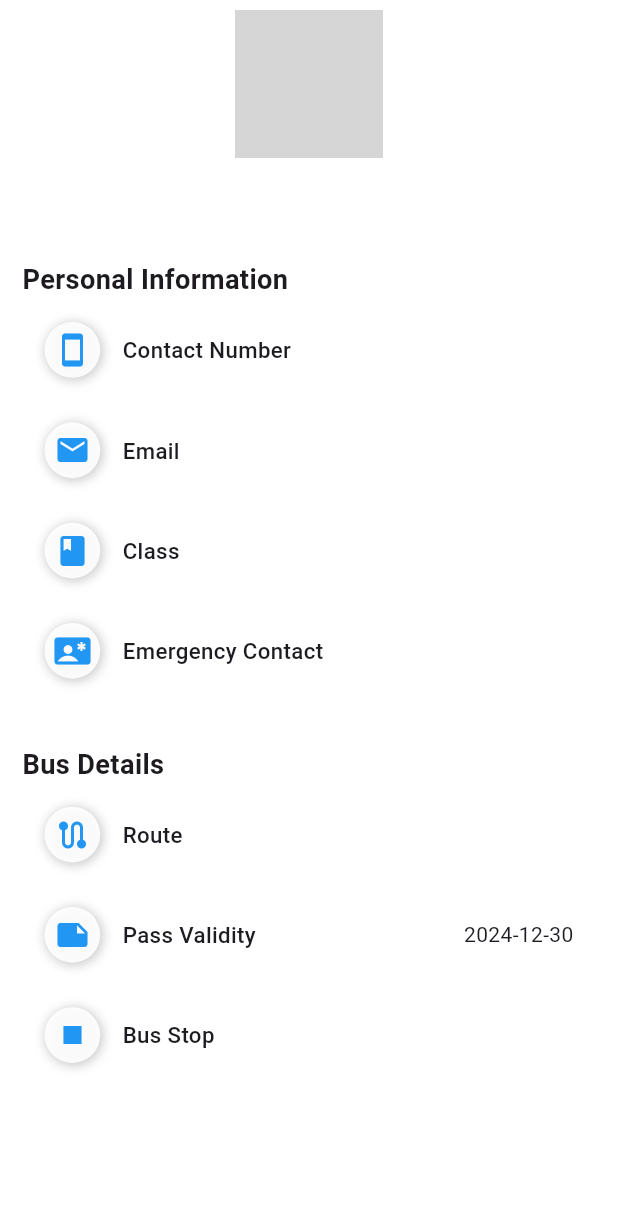
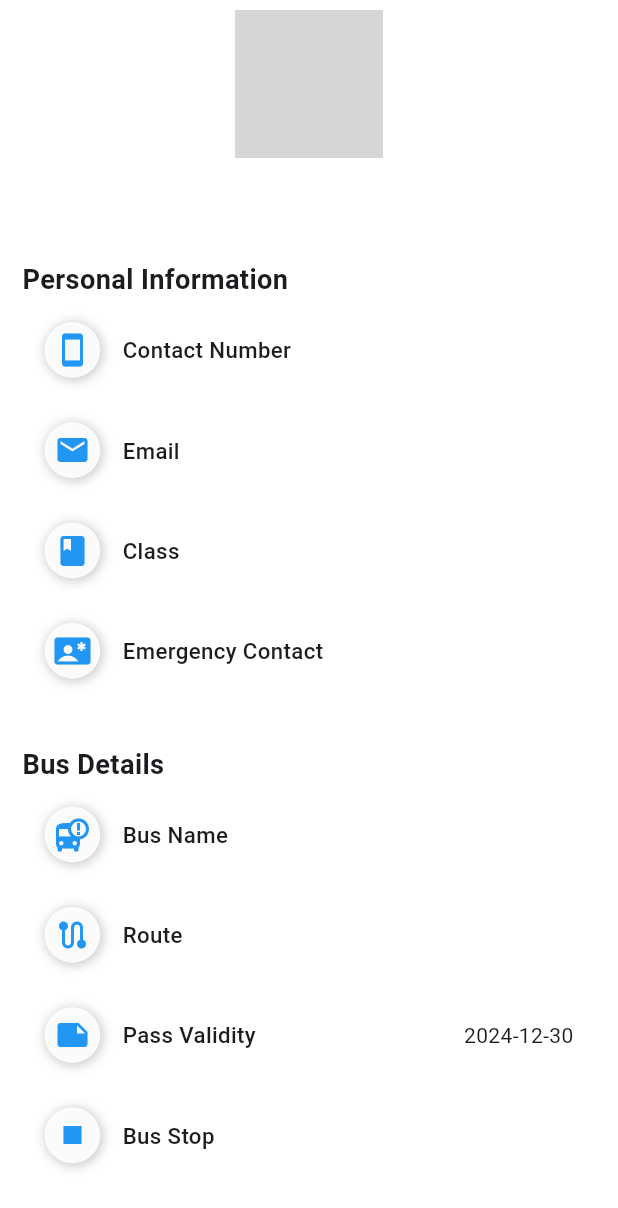
Before and after one commit to softcrowd038/college_bus_project, a Flutter app: the ProfilePage screen opened directly, on a phone screen of 412 x 824 dp. Shown: the top 1208 px of the screen. Run offline on Flutter 3.47's test engine with Material 3 defaults, Android fonts, the phone set to English and light mode, and no system bars; our stand-ins replace circle_nav_bar, connectivity_plus, geocoding, geolocator, google_maps_flutter, permission_handler and 2 more; missing offline and left inert: mobile_scanner, telephony; accounts and stored records are empty; network calls fail; project files that could hold a hidden picture were left out; grey boxes are pictures that could not be loaded.

Commit message:
last commit

```diff
--- /dev/null
+++ b/lib/Buslocationtracker/Model/location_model.dart
@@ -0,0 +1,37 @@
+import 'dart:convert';
+
+List<LocationModel> locationModelFromJson(String str) => List<LocationModel>.from(json.decode(str).map((x) => LocationModel.fromJson(x)));
+
+String locationModelToJson(List<LocationModel> data) => json.encode(List<dynamic>.from(data.map((x) => x.toJson())));
+
+class LocationModel {
+    final int id;
+    final String lattitude;
+    final String longitude;
+    final String location;
+    final int busId;
+
+    LocationModel({
+        required this.id,
+        required this.lattitude,
+        required this.longitude,
+        required this.location,
+        required this.busId,
+    });
+
+    factory LocationModel.fromJson(Map<String, dynamic> json) => LocationModel(
+        id: json["id"],
+        lattitude: json["lattitude"],
+        longitude: json["longitude"],
+        location: json["location"],
+        busId: json["bus_id"],
+    );
+
+    Map<String, dynamic> toJson() => {
+        "id": id,
+        "lattitude": lattitude,
+        "longitude": longitude,
+        "location": location,
+        "bus_id": busId,
+    };
+}
--- /dev/null
+++ b/lib/Buslocationtracker/provider/location_provider.dart
@@ -0,0 +1,35 @@
+import 'dart:convert';
+import 'package:college_bus_project/Buslocationtracker/Model/location_model.dart';
+import 'package:college_bus_project/data/api_data.dart';
+import 'package:flutter/material.dart';
+import 'package:http/http.dart' as http;
+
+class LocationAPIProvider with ChangeNotifier {
+  final bool _isLoading = false;
+  String? _message;
+  List<LocationModel> locations = [];
+
+  bool get isLoading => _isLoading;
+  String? get message => _message;
+
+  Future<void> fetchLatLongIds() async {
+    try {
+      final response = await http.get(
+        Uri.parse('$baseUrl/lat-long'),
+      );
+
+      if (response.statusCode == 200) {
+        final List<dynamic> responseData = jsonDecode(response.body);
+
+        locations =
+            responseData.map((item) => LocationModel.fromJson(item)).toList();
+
+        notifyListeners();
+      } else {
+        print('Failed to fetch lat-long data: ${response.body}');
+      }
+    } catch (error) {
+      print('Error occurred while fetching lat-long data: $error');
+    }
+  }
+}
--- a/lib/Emergency/Models/profile_model.dart
+++ b/lib/Emergency/Models/profile_model.dart
@@ -19,6 +19,7 @@ class StudentProfile {
   final String busRoute;
   final String busStop;
   final int busId;
+  final String busName;
   final int routeId;
   final String profileImage;
   final DateTime passValidity;
@@ -36,6 +37,7 @@ class StudentProfile {
     required this.busRoute,
     required this.busStop,
     required this.busId,
+    required this.busName,
     required this.routeId,
     required this.profileImage,
     required this.passValidity,
@@ -54,6 +56,7 @@ class StudentProfile {
         busRoute: json["bus_route"],
         busStop: json["bus_stop"],
         busId: json["bus_id"],
+        busName: json["bus_name"],
         routeId: json["route_id"],
         profileImage: json["profile_image"],
         passValidity: DateTime.parse(json["pass_validity"]),
@@ -72,6 +75,7 @@ class StudentProfile {
         "bus_route": busRoute,
         "bus_stop": busStop,
         "bus_id": busId,
+        "bus_name": busName,
         "route_id": routeId,
         "profile_image": profileImage,
         "pass_validity":
--- a/lib/Emergency/Profile/profile_page.dart
+++ b/lib/Emergency/Profile/profile_page.dart
@@ -143,10 +143,10 @@ class _ProfilePage extends State<ProfilePage> {
                                       0.022),
                             ),
                           ),
-                          // PersonalInfoRow(
-                          //     icon: Icons.bus_alert,
-                          //     title: 'Bus Id',
-                          //     value: studentProfile?.busId.toString() ?? 'N/A'),
+                          PersonalInfoRow(
+                              icon: Icons.bus_alert,
+                              title: 'Bus Name',
+                              value: studentProfile?.busName ?? 'N/A'),
                           PersonalInfoRow(
                               icon: Icons.route,
                               title: 'Route',
--- a/lib/Navigation/page_navigation.dart
+++ b/lib/Navigation/page_navigation.dart
@@ -1,5 +1,6 @@
 // ignore_for_file: use_build_context_synchronously, avoid_print
 
+import 'package:college_bus_project/Buslocationtracker/Pages/live_location.dart';
 import 'package:college_bus_project/Emergency/Models/profile_model.dart';
 import 'package:college_bus_project/Emergency/Pages/emergency_screen.dart';
 import 'package:college_bus_project/Emergency/Profile/profile_page.dart';
@@ -32,6 +33,7 @@ class HomePageState extends State<HomePage> {
   final List<Widget> _widgetOptions = <Widget>[
     const MainPage(),
     const ScannerPage(),
+    const LiveLocationTracker(),
     const ProfilePage(),
   ];
 
@@ -211,16 +213,18 @@ class HomePageState extends State<HomePage> {
       bottomNavigationBar: CircleNavBar(
         activeIndex: _selectedIndex,
         onTap: _onItemTapped,
-        circleColor: Colors.blue, // Active circle color
+        circleColor: Colors.blue,
         activeIcons: const [
           Icon(Icons.home, color: Colors.white),
           Icon(Icons.qr_code_scanner, color: Colors.white),
+          Icon(Icons.place, color: Colors.white),
           Icon(Icons.person_pin, color: Colors.white),
         ],
         inactiveIcons: const [
           Icon(Icons.home, color: Color.fromARGB(255, 255, 255, 255)),
           Icon(Icons.qr_code_scanner,
               color: Color.fromARGB(255, 255, 255, 255)),
+          Icon(Icons.place, color: Color.fromARGB(255, 255, 255, 255)),
           Icon(Icons.person_pin, color: Color.fromARGB(255, 255, 255, 255)),
         ],
         color: const Color.fromARGB(255, 0, 0, 0),
--- a/lib/main.dart
+++ b/lib/main.dart
@@ -1,5 +1,6 @@
 // ignore_for_file: library_private_types_in_public_api, use_build_context_synchronously
 
+import 'package:college_bus_project/Buslocationtracker/provider/location_provider.dart';
 import 'package:college_bus_project/Emergency/Provider/student_profile_provider.dart';
 import 'package:college_bus_project/GoogleMapIntegration/Provider/location_provider.dart';
 import 'package:college_bus_project/app/my_app.dart';
@@ -39,6 +40,8 @@ class MyAppProviders extends StatelessWidget {
             create: (_) => BusDetailsProvider()),
         ChangeNotifierProvider<ScannerProvider>(
             create: (_) => ScannerProvider()),
+        ChangeNotifierProvider<LocationAPIProvider>(
+            create: (_) => LocationAPIProvider()),
       ],
       child: MaterialApp(
         title: 'Your App Title',
```
Also changed, not shown: lib/Buslocationtracker/Pages/live_location.dart (added, +166 -0 lines), lib/scanner/pages/scanner_page.dart (+126 -5 lines).
